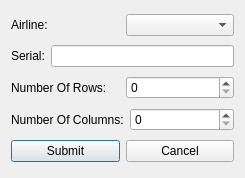
Old version of the form MyProj/addairplanedialog.ui in the repository shahabbadihi/airport_managementt.
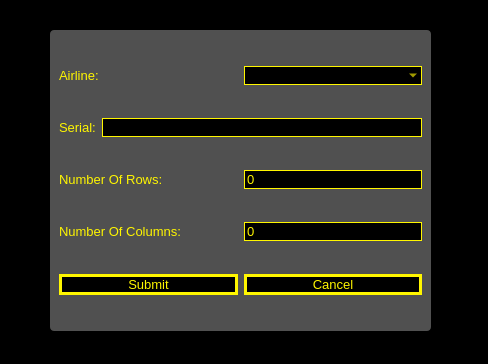
New version of the form.

Commit message: design addairplane and flightstatuspage

What changed in the file:
```diff
--- a/MyProj/addairplanedialog.ui
+++ b/MyProj/addairplanedialog.ui
@@ -6,14 +6,67 @@
    <rect>
     <x>0</x>
     <y>0</y>
-    <width>245</width>
-    <height>178</height>
+    <width>488</width>
+    <height>364</height>
    </rect>
   </property>
   <property name="windowTitle">
    <string>Dialog</string>
   </property>
-  <layout class="QVBoxLayout" name="verticalLayout">
+  <property name="styleSheet">
+   <string notr="true">* {
+	font-size: 10pt;
+}
+
+QDialog {
+	
+	background-color: rgb(0, 0, 0);
+}
+
+QLabel {
+	color: rgb(255, 246, 0);
+}
+
+QLineEdit, QComboBox, QSpinBox {
+	color: rgb(255, 246, 0);
+	
+	background-color: rgb(0, 0, 0);
+	border: 1px solid #fff600;
+}
+
+QPushButton {
+	background-color: rgb(0, 0, 0);
+	color: rgb(255, 246, 0);
+	border: 3px solid #fff600;
+}
+
+QPushButton:hover {
+	background-color: #fff600;
+	color: black;
+}
+
+#frame {
+	
+	background-color: rgb(255, 255, 255, 80);
+	border-radius: 4px;
+}</string>
+  </property>
+  <widget class="QFrame" name="frame">
+   <property name="geometry">
+    <rect>
+     <x>50</x>
+     <y>30</y>
+     <width>381</width>
+     <height>301</height>
+    </rect>
+   </property>
+   <property name="frameShape">
+    <enum>QFrame::StyledPanel</enum>
+   </property>
+   <property name="frameShadow">
+    <enum>QFrame::Raised</enum>
+   </property>
+   <layout class="QVBoxLayout" name="verticalLayout_2">
    <item>
     <layout class="QHBoxLayout" name="horizontalLayout_2">
      <item>
@@ -89,6 +142,7 @@
     </layout>
    </item>
   </layout>
+  </widget>
  </widget>
  <resources/>
  <connections/>
```
Lines whose indentation alone changed are shown as unchanged. The commit also changes 1 other file.
